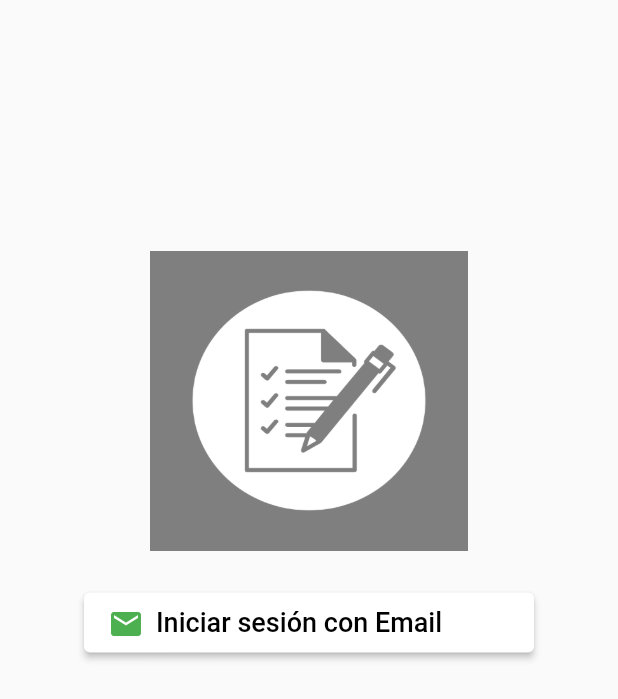
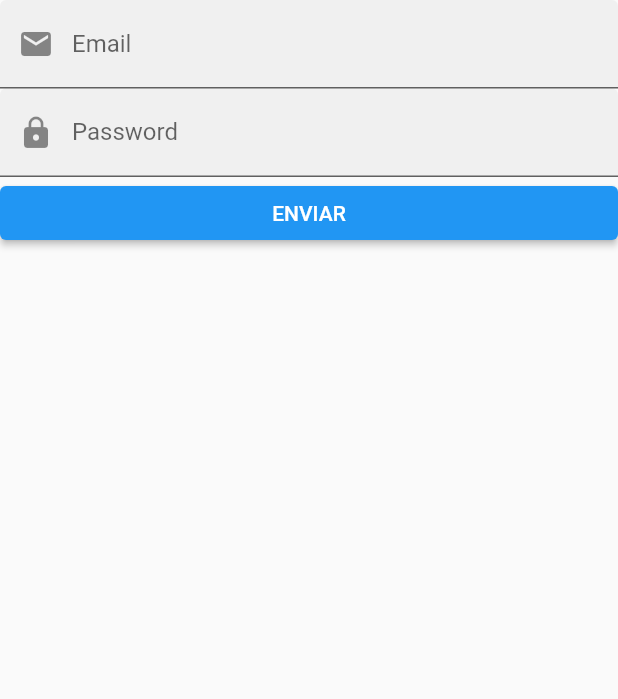
Before and after one commit to Adrasr97/TFG, a Flutter app: the screen it shows after launch, on a phone screen of 412 x 824 dp. Shown: the top 699 px of the screen. Run offline on Flutter 3.47's test engine with Material 2 defaults, Android fonts, the phone set to English and light mode, and no system bars; our stand-ins replace firebase_auth, firebase_core, get; accounts and stored records are empty.

Commit message:
sign in screen

```diff
--- /dev/null
+++ b/app_forms_tfg/lib/layout/components/validators.dart
@@ -0,0 +1,23 @@
+class Validator {
+  Validator();
+
+  String? email(String? value) {
+    String pattern = r'^[a-zA-Z0-9.]+@[a-zA-Z0-9]+\.[a-zA-Z]+';
+    RegExp regex = RegExp(pattern);
+    if (!regex.hasMatch(value!)) {
+      return 'Email no válido';
+    } else {
+      return null;
+    }
+  }
+
+  String? password(String? value) {
+    String pattern = r'^.{6,}$';
+    RegExp regex = RegExp(pattern);
+    if (!regex.hasMatch(value!)) {
+      return 'Password no válido';
+    } else {
+      return null;
+    }
+  }
+}
--- /dev/null
+++ b/app_forms_tfg/lib/layout/spaces/form_vertical_spacing.dart
@@ -0,0 +1 @@
+import 'package:flutter/widgets.dart';
--- /dev/null
+++ b/app_forms_tfg/lib/layout/widgets/buttons/primary_button.dart
@@ -0,0 +1,20 @@
+import 'package:flutter/material.dart';
+
+class PrimaryButton extends StatelessWidget {
+  final void Function() onPressed;
+  final String labelText;
+  const PrimaryButton(
+      {Key? key, required this.onPressed, required this.labelText})
+      : super(key: key);
+
+  //static const String _title = 'Login';
+
+  @override
+  Widget build(BuildContext context) {
+    return ElevatedButton(
+        onPressed: onPressed,
+        child: Text(
+          labelText.toUpperCase(),
+        ));
+  }
+}
--- /dev/null
+++ b/app_forms_tfg/lib/layout/widgets/forms/form_input_field_with_icon.dart
@@ -0,0 +1,47 @@
+import 'package:flutter/material.dart';
+
+class FormInputFieldWithIcon extends StatelessWidget {
+  final TextEditingController controller;
+  final IconData iconPrefix;
+  final String labelText;
+  final String? Function(String?) validator;
+  final TextInputType keyboardType;
+  final bool obscureText;
+  final int minLines;
+  final int? maxLines;
+  final void Function(String) onChanged;
+  final void Function(String?) onSaved;
+
+  const FormInputFieldWithIcon(
+      {Key? key,
+      required this.controller,
+      required this.iconPrefix,
+      required this.labelText,
+      required this.validator,
+      this.keyboardType = TextInputType.text,
+      this.obscureText = false,
+      this.maxLines,
+      this.minLines = 1,
+      required this.onSaved,
+      required this.onChanged})
+      : super(key: key);
+
+  @override
+  Widget build(BuildContext context) {
+    return TextFormField(
+      decoration: InputDecoration(
+        filled: true,
+        prefixIcon: Icon(iconPrefix),
+        labelText: labelText,
+      ),
+      controller: controller,
+      onSaved: onSaved,
+      onChanged: onChanged,
+      keyboardType: keyboardType,
+      obscureText: obscureText,
+      maxLines: maxLines,
+      minLines: minLines,
+      validator: validator,
+    );
+  }
+}
--- a/app_forms_tfg/lib/modules/auth/screens/email_sign_in_ui.dart
+++ b/app_forms_tfg/lib/modules/auth/screens/email_sign_in_ui.dart
@@ -0,0 +1,185 @@
+import 'package:app_forms_tfg/layout/components/validators.dart';
+import 'package:app_forms_tfg/layout/widgets/buttons/primary_button.dart';
+import 'package:app_forms_tfg/layout/widgets/forms/form_input_field_with_icon.dart';
+import 'package:app_forms_tfg/modules/auth/controller/auth_controller.dart';
+import 'package:flutter/material.dart';
+
+class EmailSignInUi extends StatelessWidget {
+  final AuthController authController = AuthController.to;
+  final GlobalKey<FormState> _formKey =
+      GlobalKey<FormState>(); // Key del formulario
+
+  EmailSignInUi({Key? key}) : super(key: key);
+
+  //static const String _title = 'Login';
+
+  @override
+  Widget build(BuildContext context) {
+    return Scaffold(
+        body: Column(children: [
+      Form(
+        key: _formKey,
+        child: Center(
+          child: SingleChildScrollView(
+            child: Column(
+                mainAxisAlignment: MainAxisAlignment.center,
+                crossAxisAlignment: CrossAxisAlignment.stretch,
+                children: [
+                  FormInputFieldWithIcon(
+                    controller: authController.emailController,
+                    iconPrefix: Icons.email,
+                    keyboardType: TextInputType.emailAddress,
+                    labelText: 'Email',
+                    validator: Validator().email, // validacion del email
+                    minLines: 1,
+                    obscureText: false,
+                    onSaved: (value) =>
+                        authController.emailController.text = value!,
+                    onChanged: (value) =>
+                        null, // no se quiere guardar el valor, el cambio ya se está manejando
+                  ),
+                  FormInputFieldWithIcon(
+                    controller: authController.passwordController,
+                    iconPrefix: Icons.lock,
+                    keyboardType: TextInputType.emailAddress,
+                    labelText: 'Password',
+                    validator: Validator().password, // validacion del email
+                    minLines: 1,
+                    maxLines:
+                        1, // maxLines requerido para obscureText verdadero
+                    obscureText:
+                        true, // para ocultar los caracteres de la contraseña
+                    onSaved: (value) =>
+                        authController.emailController.text = value!,
+                    onChanged: (value) =>
+                        null, // no se quiere guardar el valor, el cambio ya se está manejando
+                  ),
+                  PrimaryButton(
+                    labelText: 'Enviar',
+                    onPressed: () async {
+                      if (_formKey.currentState!.validate()) {
+                        // si el formulario es valido
+                        authController.signInWithEmailAndPassword(context);
+                      } else {}
+                    },
+                  )
+                ]),
+          ),
+        ),
+      )
+    ]));
+  }
+}
+
+/*
+TutorialKart
+
+import 'package:flutter/material.dart';
+
+class EmailSignInUi extends StatelessWidget {
+  const EmailSignInUi({Key? key}) : super(key: key);
+
+  static const String _title = 'Login';
+
+  @override
+  Widget build(BuildContext context) {
+    return Scaffold(
+      appBar: AppBar(title: const Text(_title)),
+      body: const MyStatefulWidget(),
+    );
+  }
+}
+
+class MyStatefulWidget extends StatefulWidget {
+  const MyStatefulWidget({Key? key}) : super(key: key);
+
+  @override
+  State<MyStatefulWidget> createState() => _MyStatefulWidgetState();
+}
+
+class _MyStatefulWidgetState extends State<MyStatefulWidget> {
+  TextEditingController nameController = TextEditingController();
+  TextEditingController passwordController = TextEditingController();
+
+  @override
+  Widget build(BuildContext context) {
+    return Padding(
+        padding: const EdgeInsets.all(10),
+        child: ListView(
+          children: <Widget>[
+            Container(
+                alignment: Alignment.center,
+                padding: const EdgeInsets.all(10),
+                child: const Text(
+                  'TutorialKart',
+                  style: TextStyle(
+                      color: Colors.blue,
+                      fontWeight: FontWeight.w500,
+                      fontSize: 30),
+                )),
+            Container(
+                alignment: Alignment.center,
+                padding: const EdgeInsets.all(10),
+                child: const Text(
+                  'Sign in',
+                  style: TextStyle(fontSize: 20),
+                )),
+            Container(
+              padding: const EdgeInsets.all(10),
+              child: TextField(
+                controller: nameController,
+                decoration: const InputDecoration(
+                  border: OutlineInputBorder(),
+                  labelText: 'User Name',
+                ),
+              ),
+            ),
+            Container(
+              padding: const EdgeInsets.fromLTRB(10, 10, 10, 0),
+              child: TextField(
+                obscureText: true,
+                controller: passwordController,
+                decoration: const InputDecoration(
+                  border: OutlineInputBorder(),
+                  labelText: 'Password',
+                ),
+              ),
+            ),
+            TextButton(
+              onPressed: () {
+                //forgot password screen
+              },
+              child: const Text(
+                'Forgot Password',
+              ),
+            ),
+            Container(
+                height: 50,
+                padding: const EdgeInsets.fromLTRB(10, 0, 10, 0),
+                child: ElevatedButton(
+                  child: const Text('Login'),
+                  onPressed: () {
+                    print(nameController.text);
+                    print(passwordController.text);
+                  },
+                )),
+            Row(
+              children: <Widget>[
+                const Text('Does not have account?'),
+                TextButton(
+                  child: const Text(
+                    'Sign in',
+                    style: TextStyle(fontSize: 20),
+                  ),
+                  onPressed: () {
+                    //signup screen
+                  },
+                )
+              ],
+              mainAxisAlignment: MainAxisAlignment.center,
+            ),
+          ],
+        ));
+  }
+}
+*/
--- a/app_forms_tfg/lib/modules/auth/screens/login_screens.dart
+++ b/app_forms_tfg/lib/modules/auth/screens/login_screens.dart
@@ -3,8 +3,6 @@ import 'package:flutter/material.dart';
 
 class LoginScreen extends StatelessWidget {
   const LoginScreen({Key? key}) : super(key: key);
-
-  static const String _title = 'Login';
 
   @override
   Widget build(BuildContext context) {
```
Also changed, not shown: app_forms_tfg/lib/modules/auth/controller/auth_controller.dart (+46 -1 lines).
